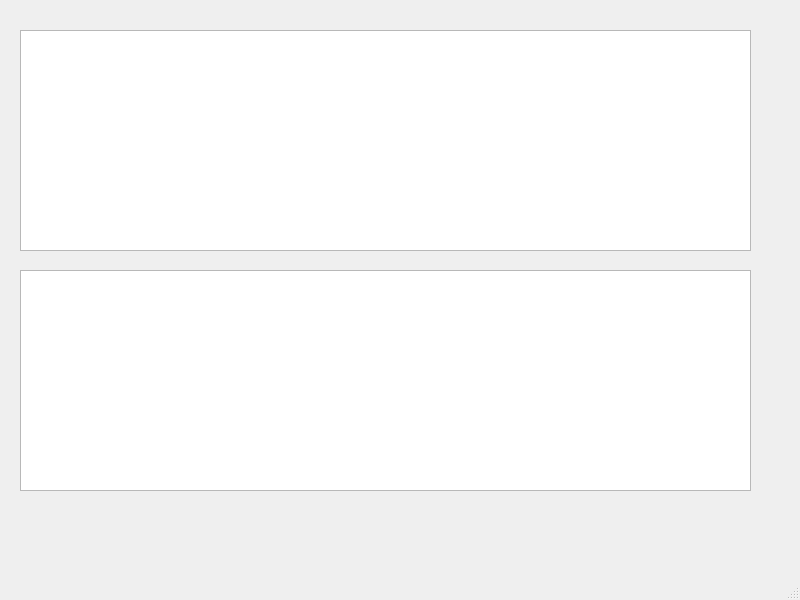
Before: the Qt Designer form cpp/qt/Code-Execute/Code-Execute/mainwindow.ui in EdisoNewtong/Vector, drawn with Qt 5.
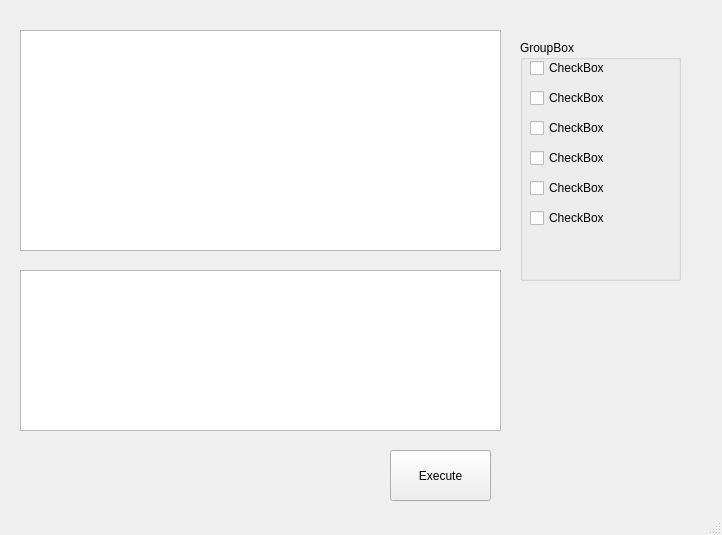
After: the same form once the commit is applied.

Commit message: [Qt project : Code-Execute ] 1. add some widgets

What changed in the file:
```diff
--- a/cpp/qt/Code-Execute/Code-Execute/mainwindow.ui
+++ b/cpp/qt/Code-Execute/Code-Execute/mainwindow.ui
@@ -6,8 +6,8 @@
    <rect>
     <x>0</x>
     <y>0</y>
-    <width>800</width>
-    <height>600</height>
+    <width>722</width>
+    <height>535</height>
    </rect>
   </property>
   <property name="windowTitle">
@@ -19,7 +19,7 @@
      <rect>
       <x>20</x>
       <y>30</y>
-      <width>731</width>
+      <width>481</width>
       <height>221</height>
      </rect>
     </property>
@@ -29,21 +29,115 @@
      <rect>
       <x>20</x>
       <y>270</y>
-      <width>731</width>
-      <height>221</height>
+      <width>481</width>
+      <height>161</height>
      </rect>
     </property>
    </widget>
-  </widget>
-  <widget class="QMenuBar" name="menubar">
-   <property name="geometry">
-    <rect>
-     <x>0</x>
-     <y>0</y>
-     <width>800</width>
-     <height>23</height>
-    </rect>
-   </property>
+   <widget class="QPushButton" name="pushButton">
+    <property name="geometry">
+     <rect>
+      <x>390</x>
+      <y>450</y>
+      <width>101</width>
+      <height>51</height>
+     </rect>
+    </property>
+    <property name="text">
+     <string>Execute</string>
+    </property>
+   </widget>
+   <widget class="QGroupBox" name="groupBox">
+    <property name="geometry">
+     <rect>
+      <x>520</x>
+      <y>40</y>
+      <width>161</width>
+      <height>241</height>
+     </rect>
+    </property>
+    <property name="title">
+     <string>GroupBox</string>
+    </property>
+    <widget class="QCheckBox" name="checkBox_0">
+     <property name="geometry">
+      <rect>
+       <x>10</x>
+       <y>20</y>
+       <width>141</width>
+       <height>16</height>
+      </rect>
+     </property>
+     <property name="text">
+      <string>CheckBox</string>
+     </property>
+    </widget>
+    <widget class="QCheckBox" name="checkBox_1">
+     <property name="geometry">
+      <rect>
+       <x>10</x>
+       <y>50</y>
+       <width>141</width>
+       <height>16</height>
+      </rect>
+     </property>
+     <property name="text">
+      <string>CheckBox</string>
+     </property>
+    </widget>
+    <widget class="QCheckBox" name="checkBox_2">
+     <property name="geometry">
+      <rect>
+       <x>10</x>
+       <y>80</y>
+       <width>141</width>
+       <height>16</height>
+      </rect>
+     </property>
+     <property name="text">
+      <string>CheckBox</string>
+     </property>
+    </widget>
+    <widget class="QCheckBox" name="checkBox_3">
+     <property name="geometry">
+      <rect>
+       <x>10</x>
+       <y>110</y>
+       <width>141</width>
+       <height>16</height>
+      </rect>
+     </property>
+     <property name="text">
+      <string>CheckBox</string>
+     </property>
+    </widget>
+    <widget class="QCheckBox" name="checkBox_4">
+     <property name="geometry">
+      <rect>
+       <x>10</x>
+       <y>140</y>
+       <width>141</width>
+       <height>16</height>
+      </rect>
+     </property>
+     <property name="text">
+      <string>CheckBox</string>
+     </property>
+    </widget>
+    <widget class="QCheckBox" name="checkBox_5">
+     <property name="geometry">
+      <rect>
+       <x>10</x>
+       <y>170</y>
+       <width>141</width>
+       <height>16</height>
+      </rect>
+     </property>
+     <property name="text">
+      <string>CheckBox</string>
+     </property>
+    </widget>
+   </widget>
   </widget>
   <widget class="QStatusBar" name="statusbar"/>
  </widget>
```
Left out of the diff: 4 changed lines with no effect on the pictures. The commit also changes 1 other file.
